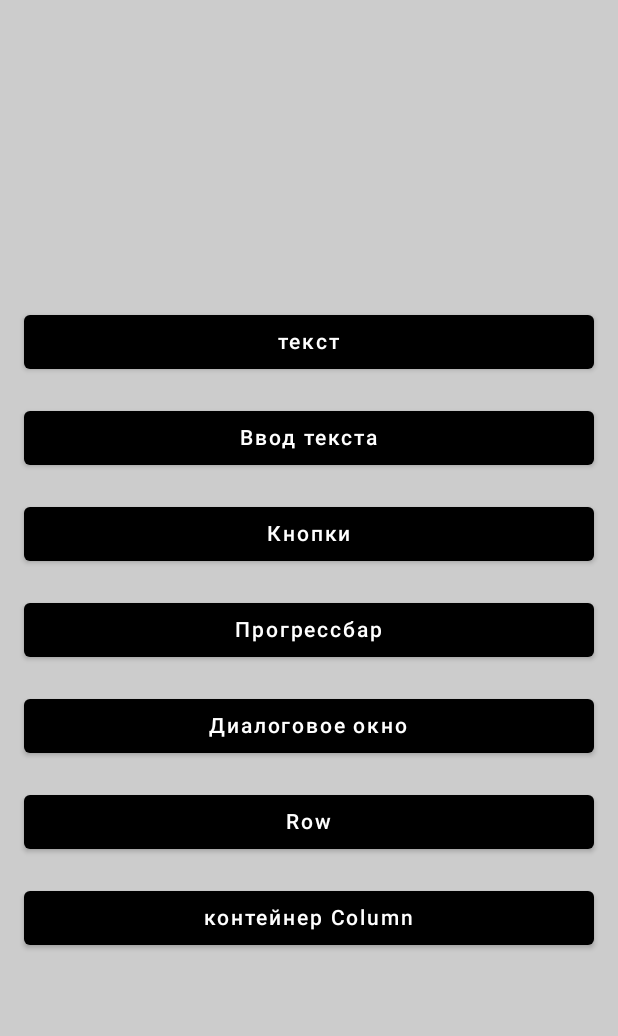
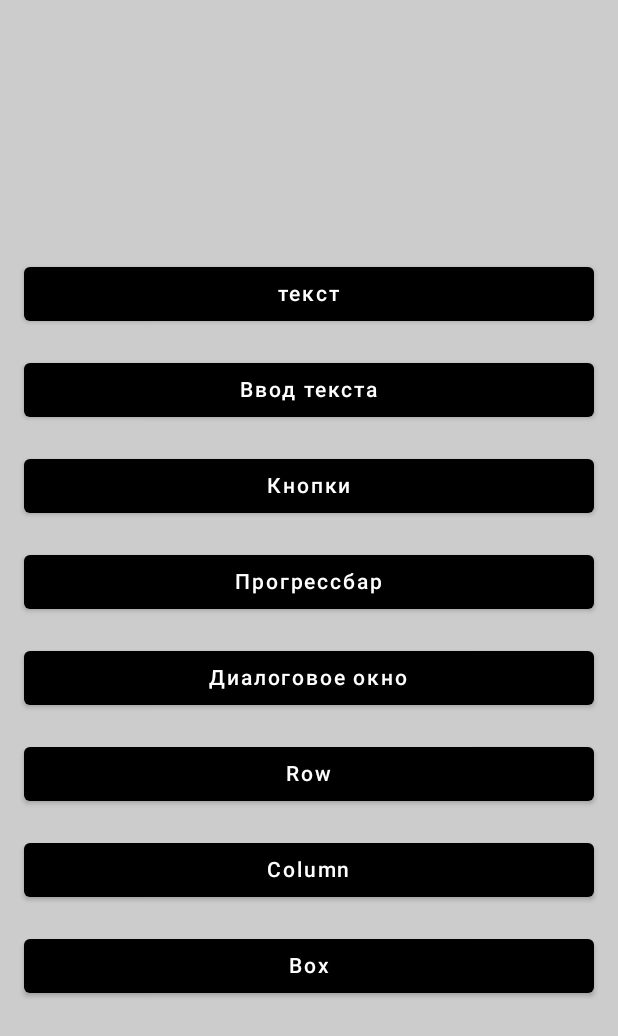
Before and after one commit to Tunefg/Lab2, an Android app built with Jetpack Compose: the screen it shows after launch (MainActivity), on a phone screen of 412 x 824 dp. Shown: the top 1036 px of the screen. Run offline under Robolectric (Android 15) with nearby library versions, the phone set to English and light mode, and no system bars.

```diff
--- a/app/src/main/java/com/raywenderlich/android/lab1/screens/NavigationScreen.kt
+++ b/app/src/main/java/com/raywenderlich/android/lab1/screens/NavigationScreen.kt
@@ -36,6 +36,7 @@ fun NavigationScreen() {
             NavigationButton(stringResource(id = R.string.button_alertDialog), Screen.AlertDialog)
             NavigationButton(stringResource(id = R.string.Row), Screen.Row)
             NavigationButton(stringResource(id = R.string.Column), Screen.Column)
+            NavigationButton(stringResource(id = R.string.Box), Screen.Box)
         }
     }
 }
--- a/app/src/main/res/values/strings.xml
+++ b/app/src/main/res/values/strings.xml
@@ -16,6 +16,7 @@
     <string name="second">Второй</string>
     <string name="third">Третий</string>
     <string name="Row">Row</string>
-    <string name="Column">контейнер Column</string>
+    <string name="Column">Column</string>
+    <string name="Box">Box</string>
 
 </resources>
```
Also changed, not shown: app/src/main/java/com/raywenderlich/android/lab1/screens/BoxScreen.kt (+31 -1 lines).
